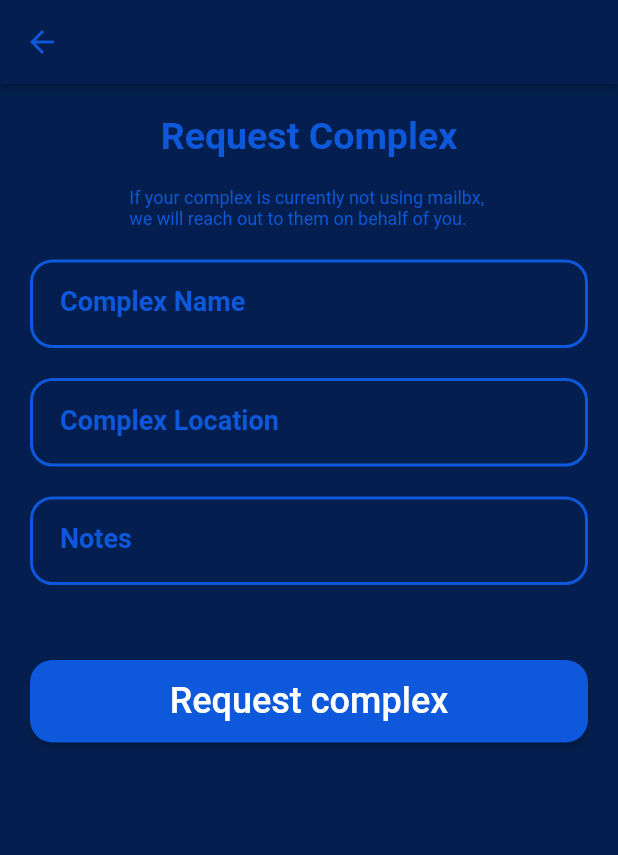
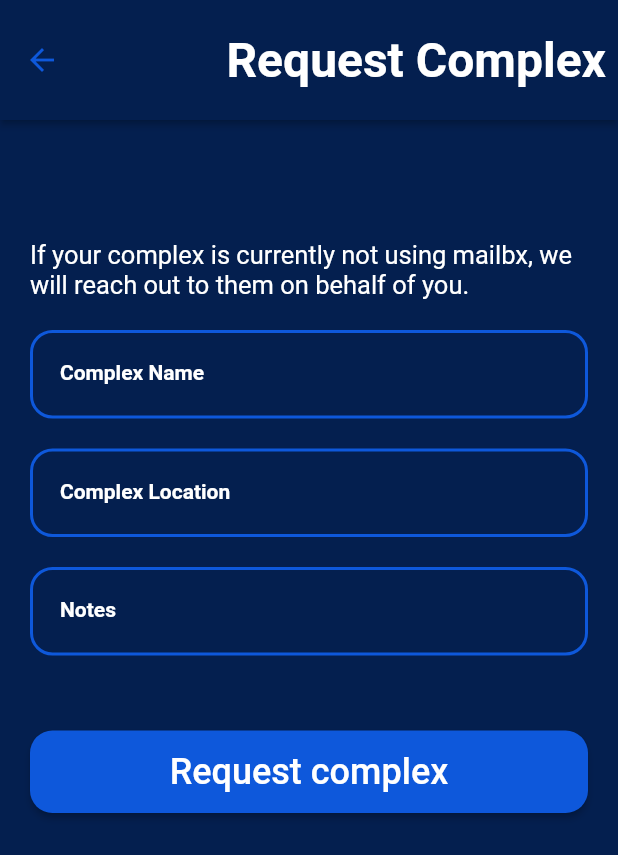
Before and after one commit to justdeepaktiwari/mailapp01, a Flutter app: the RequestComplex screen opened directly, on a phone screen of 412 x 824 dp. Shown: the top 855 px of the screen. Run offline on Flutter 3.47's test engine with Material 2 defaults, Android fonts, the phone set to English and light mode, and no system bars; our stand-ins replace lite_rolling_switch, shared_preferences; accounts and stored records are empty.

Commit message:
Color changed to white

```diff
--- a/lib/screens/auth/signin_screen.dart
+++ b/lib/screens/auth/signin_screen.dart
@@ -37,7 +37,7 @@ class _SignInScreenState extends State<SignInScreen> {
                 "Sign In",
                 style: TextStyle(
                   fontSize: 40,
-                  color: AppConstants.appColor,
+                  color: AppConstants.white,
                   fontWeight: FontWeight.bold,
                 ),
               ),
--- a/lib/screens/complex/request_complex.dart
+++ b/lib/screens/complex/request_complex.dart
@@ -1,5 +1,6 @@
 import 'package:flutter/material.dart';
 import 'package:mailapp01/utils/constants.dart';
+import 'package:mailapp01/widgets/page_heading.dart';
 
 import '../../widgets/button.dart';
 import '../../widgets/text_field.dart';
@@ -23,28 +24,30 @@ class _RequestComplexState extends State<RequestComplex> {
         backgroundColor: AppConstants.primaryColor,
         foregroundColor: AppConstants.appColor,
         elevation: 2.0,
+        actions: const [
+          Center(
+            child: Padding(
+              padding: EdgeInsets.fromLTRB(0, 0, 8, 0),
+              child: PageHeadingWidget(
+                headingText: "Request Complex",
               ),
-      body: Container(
-        padding: const EdgeInsets.all(20),
-        child: Form(
-          child: Column(
-            crossAxisAlignment: CrossAxisAlignment.center,
+            ),
+          ),
+        ],
+        toolbarHeight: 80,
+      ),
+      body: Padding(
+        padding: const EdgeInsets.fromLTRB(20, 0, 20, 0),
+        child: ListView(
           children: [
-              const Text(
-                "Request Complex",
-                style: TextStyle(
-                    color: AppConstants.appColor,
-                    fontSize: 25,
-                    fontWeight: FontWeight.bold),
-              ),
             const SizedBox(
-                height: 20,
+              height: 80,
             ),
             const Text(
-                "If your complex is currently not using mailbx, \nwe will reach out to them on behalf of you.",
+              "If your complex is currently not using mailbx, we will reach out to them on behalf of you.",
               style: TextStyle(
-                  color: AppConstants.appColor,
-                  fontSize: 12,
+                color: AppConstants.white,
+                fontSize: 17,
               ),
             ),
             const SizedBox(
@@ -99,7 +102,6 @@ class _RequestComplexState extends State<RequestComplex> {
           ],
         ),
       ),
-      ),
     );
   }
 }
--- a/lib/utils/constants.dart
+++ b/lib/utils/constants.dart
@@ -6,6 +6,7 @@ class AppConstants {
   static const Color bottomNavigationColor = Color.fromARGB(255, 0, 27, 69);
   static const Color appColor = Color(0xFF0E58DB);
   static const Color cardColor = Color(0xFF0D2B61);
+  static const Color danger = Color.fromARGB(255, 169, 0, 0);
 
   static const MaterialColor primaryColorMaterial = MaterialColor(
     0xFF041F4F,
--- a/lib/widgets/complex_card.dart
+++ b/lib/widgets/complex_card.dart
@@ -34,7 +34,7 @@ class ComplexCardWidget extends StatelessWidget {
                   style: const TextStyle(
                     fontSize: 20,
                     fontWeight: FontWeight.bold,
-                    color: AppConstants.appColor,
+                    color: AppConstants.white,
                   ),
                 ),
                 const SizedBox(
@@ -46,14 +46,14 @@ class ComplexCardWidget extends StatelessWidget {
                   style: const TextStyle(
                     fontSize: 8,
                     fontWeight: FontWeight.w600,
-                    color: AppConstants.appColor,
+                    color: AppConstants.white,
                   ),
                 ),
               ],
             ),
             const Icon(
               Icons.delete,
-              color: AppConstants.appColor,
+              color: AppConstants.danger,
             )
           ],
         ),
--- a/lib/widgets/page_heading.dart
+++ b/lib/widgets/page_heading.dart
@@ -11,13 +11,13 @@ class PageHeadingWidget extends StatelessWidget {
   @override
   Widget build(BuildContext context) {
     return Padding(
-      padding: const EdgeInsets.fromLTRB(20, 0, 0, 0),
+      padding: const EdgeInsets.fromLTRB(9, 0, 0, 0),
       child: Text(
         headingText,
         style: const TextStyle(
           fontSize: 32,
           fontWeight: FontWeight.bold,
-          color: AppConstants.appColor,
+          color: AppConstants.white,
         ),
       ),
     );
--- a/lib/widgets/requestcard_complex.dart
+++ b/lib/widgets/requestcard_complex.dart
@@ -1,5 +1,4 @@
 import 'package:flutter/material.dart';
-import 'package:mailapp01/screens/auth/forget_screen.dart';
 import 'package:mailapp01/screens/complex/request_complex.dart';
 import 'package:mailapp01/utils/constants.dart';
 import 'package:mailapp01/widgets/button.dart';
--- a/lib/widgets/text_field.dart
+++ b/lib/widgets/text_field.dart
@@ -27,8 +27,8 @@ class TextFieldWidget extends StatelessWidget {
       style: const TextStyle(color: AppConstants.appColor),
       decoration: InputDecoration(
         labelStyle: const TextStyle(
-          color: AppConstants.appColor,
-          fontSize: 18,
+          color: AppConstants.white,
+          fontSize: 14,
           fontWeight: FontWeight.bold,
         ),
         labelText: labelText,
--- a/lib/widgets/text_field_with_icon.dart
+++ b/lib/widgets/text_field_with_icon.dart
@@ -26,10 +26,10 @@ class TextFieldIconWidget extends StatelessWidget {
       keyboardType: textInputType,
       style: const TextStyle(color: AppConstants.appColor),
       decoration: InputDecoration(
-        suffixIcon: Icon(Icons.edit, color: AppConstants.appColor),
+        suffixIcon: const Icon(Icons.edit, color: AppConstants.appColor),
         labelStyle: const TextStyle(
-          color: AppConstants.appColor,
-          fontSize: 18,
+          color: AppConstants.white,
+          fontSize: 14,
           fontWeight: FontWeight.bold,
         ),
         labelText: labelText,
--- a/lib/widgets/toggle_switch.dart
+++ b/lib/widgets/toggle_switch.dart
@@ -3,7 +3,7 @@ import 'package:lite_rolling_switch/lite_rolling_switch.dart';
 import 'package:mailapp01/utils/constants.dart';
 
 class ToggleSwitch extends StatefulWidget {
-  ToggleSwitch({Key? key}) : super(key: key);
+  const ToggleSwitch({Key? key}) : super(key: key);
 
   @override
   State<ToggleSwitch> createState() => _ToggleSwitchState();
@@ -24,7 +24,6 @@ class _ToggleSwitchState extends State<ToggleSwitch> {
       textSize: 14.0,
       onChanged: (bool state) {
         //Use it to manage the different states
-        print('Current State of SWITCH IS: $state');
       },
       onTap: () {},
       onDoubleTap: () {},
```
Also changed, not shown: lib/screens/auth/signup_screen.dart (+4 -4 lines), lib/screens/home_screen.dart (+2 -6 lines), lib/screens/profile_screen.dart (+32 -14 lines), lib/screens/setting_screen.dart (+6 -6 lines), lib/widgets/notification_card.dart (+4 -4 lines). Lines whose indentation alone changed are shown as unchanged.
